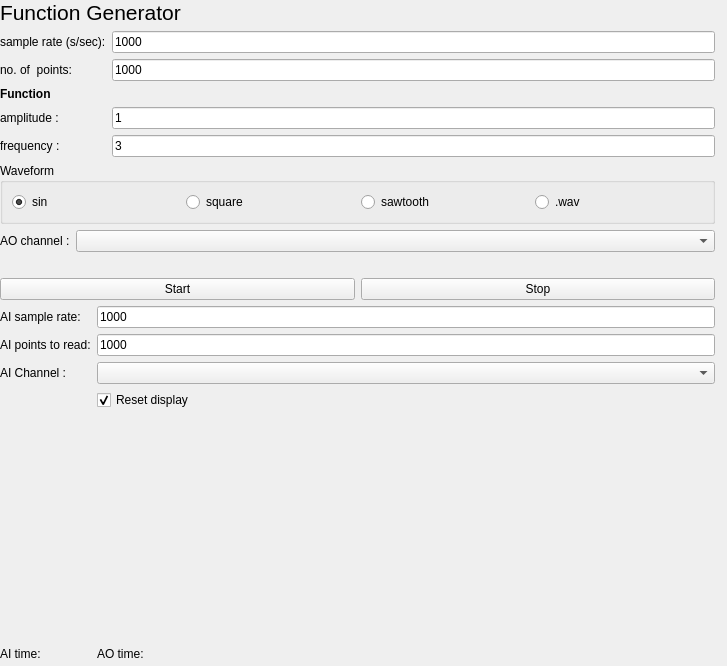
Qt form function_generator.ui (portfors-lab/sparkle) before a commit.
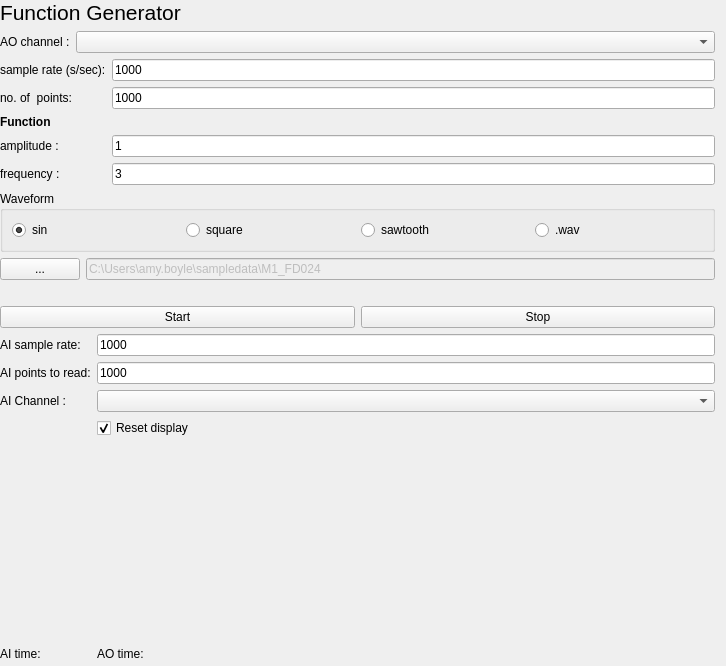
The same form after that commit. Custom widgets are drawn as their Qt base class.

Commit message: attempting to add context menu to plot

What changed in the file:
```diff
--- a/function_generator.ui
+++ b/function_generator.ui
@@ -6,7 +6,7 @@
    <rect>
     <x>0</x>
     <y>0</y>
-    <width>727</width>
+    <width>726</width>
     <height>666</height>
    </rect>
   </property>
@@ -134,6 +134,26 @@
         </property>
        </widget>
       </item>
+      <item>
+       <layout class="QHBoxLayout" name="horizontalLayout">
+        <item>
+         <widget class="QLabel" name="label_6">
+          <property name="sizePolicy">
+           <sizepolicy hsizetype="Fixed" vsizetype="Preferred">
+            <horstretch>0</horstretch>
+            <verstretch>0</verstretch>
+           </sizepolicy>
+          </property>
+          <property name="text">
+           <string>AO channel :</string>
+          </property>
+         </widget>
+        </item>
+        <item>
+         <widget class="QComboBox" name="aochan_box"/>
+        </item>
+       </layout>
+      </item>
       <item>
        <layout class="QGridLayout" name="gridLayout">
         <item row="0" column="0" colspan="2">
@@ -252,22 +272,32 @@
        </widget>
       </item>
       <item>
-       <layout class="QHBoxLayout" name="horizontalLayout">
+       <layout class="QHBoxLayout" name="horizontalLayout_3">
         <item>
-         <widget class="QLabel" name="label_6">
+         <widget class="QPushButton" name="browse_button">
+          <property name="enabled">
+           <bool>true</bool>
+          </property>
           <property name="sizePolicy">
-           <sizepolicy hsizetype="Fixed" vsizetype="Preferred">
+           <sizepolicy hsizetype="Preferred" vsizetype="Fixed">
             <horstretch>0</horstretch>
             <verstretch>0</verstretch>
            </sizepolicy>
           </property>
           <property name="text">
-           <string>AO channel :</string>
+           <string>...</string>
           </property>
          </widget>
         </item>
         <item>
-         <widget class="QComboBox" name="aochan_box"/>
+         <widget class="QLineEdit" name="folder_edit">
+          <property name="enabled">
+           <bool>false</bool>
+          </property>
+          <property name="text">
+           <string>C:\Users\amy.boyle\sampledata\M1_FD024</string>
+          </property>
+         </widget>
         </item>
        </layout>
       </item>
```
Left out of the diff: 102 changed lines with no effect on the pictures. The commit also changes 2 other files.
